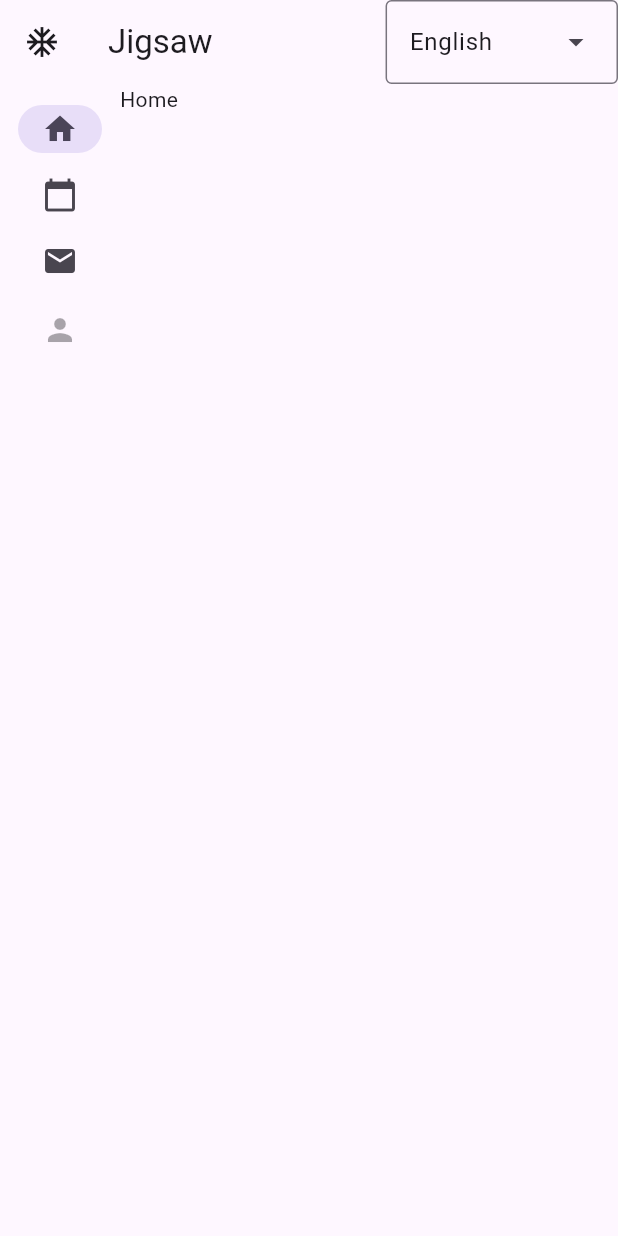
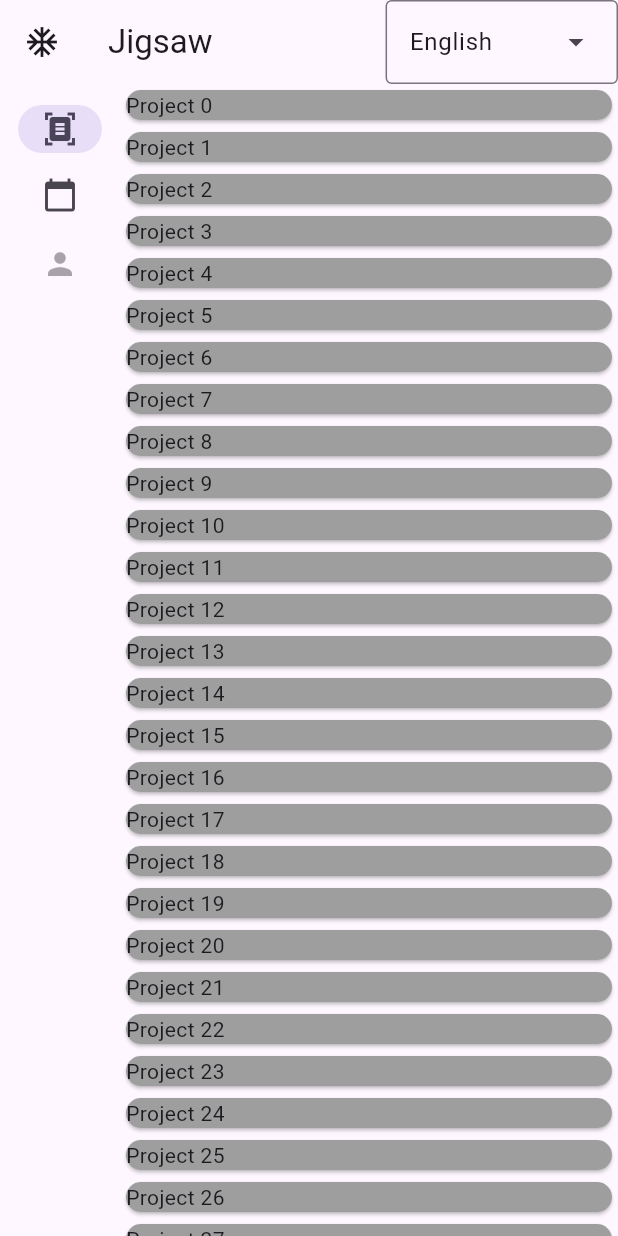
Before and after one commit to Ilase/jigsaw-client, a Flutter app: the screen it shows after launch, on a phone screen of 412 x 824 dp. Run offline on Flutter 3.47's test engine with Material 3 defaults, Android fonts, the phone set to English and light mode, and no system bars; our stand-ins replace bloc, dio, equatable, flutter_bloc, flutter_secure_storage, shared_preferences; missing offline and left inert: tab_container.

Commit message:
change direction

```diff
--- a/lib/features/home/home_page.dart
+++ b/lib/features/home/home_page.dart
@@ -2,6 +2,8 @@ import 'package:flutter/material.dart';
 import 'package:flutter/rendering.dart';
 import 'package:flutter_bloc/flutter_bloc.dart';
 import 'package:jigsaw_client/domain/locale/locale_bloc.dart';
+import 'package:jigsaw_client/features/home/views/project_calendar_view.dart';
+import 'package:jigsaw_client/features/home/views/project_view.dart';
 import 'package:jigsaw_client/utils/l10n/arb/app_localizations.dart';
 
 class HomePage extends StatefulWidget {
@@ -15,11 +17,9 @@ class _HomePageState extends State<HomePage> with TickerProviderStateMixin {
   late PageController _pageController;
   int _selectedIndex = 0;
   bool _isExpanded = false;
-  final List<Widget> _destinations = [
-    Text('Home'),
-    Text('Calendar'),
-    Text('Email'),
-  ];
+
+  ///List of destinations of board
+  final List<Widget> _destinations = [ProjectView(), ProjectCalendarView()];
 
   @override
   void initState() {
@@ -75,14 +75,13 @@ class _HomePageState extends State<HomePage> with TickerProviderStateMixin {
       },
 
       destinations: [
-        NavigationRailDestination(icon: Icon(Icons.home), label: Text('Home')),
+        NavigationRailDestination(
+          icon: Icon(Icons.document_scanner),
+          label: Text('Projects'),
+        ),
         NavigationRailDestination(
           icon: Icon(Icons.calendar_today),
-          label: Text('Calendar'),
-        ),
-        NavigationRailDestination(
-          icon: Icon(Icons.email),
-          label: Text('Email'),
+          label: Text('Project calendar'),
         ),
       ],
       selectedIndex: _selectedIndex,
--- /dev/null
+++ b/lib/features/home/views/project_view.dart
@@ -0,0 +1,35 @@
+import 'package:flutter/material.dart';
+import 'package:jigsaw_client/features/project/project_page.dart';
+import 'package:jigsaw_client/utils/const/router/router.dart';
+
+/// List of project available for user
+class ProjectView extends StatefulWidget {
+  const ProjectView({super.key});
+
+  @override
+  State<ProjectView> createState() => _ProjectViewState();
+}
+
+class _ProjectViewState extends State<ProjectView> {
+  @override
+  Widget build(BuildContext context) {
+    return ListView.builder(
+      itemBuilder: (builder, index) {
+        return GestureDetector(
+          onTap: () {
+            Navigator.of(context).push(
+              buildRoute(
+                ProjectPage(),
+                RouteSettings(
+                  name: "/project/$index",
+                  arguments: {"project_id": index},
+                ),
+              ),
+            );
+          },
+          child: Card(color: Colors.grey, child: Text("Project $index")),
+        );
+      },
+    );
+  }
+}
--- a/pubspec.yaml
+++ b/pubspec.yaml
@@ -37,9 +37,13 @@ dependencies:
   # The following adds the Cupertino Icons font to your application.
   # Use with the CupertinoIcons class for iOS style icons.
   cupertino_icons: ^1.0.8
-  flutter_bloc: ^9.1.0
+  flutter_bloc: ^9.1.1
   equatable: ^2.0.7
   shared_preferences: ^2.5.3
+  tab_container: ^3.5.3
+  flutter_secure_storage: ^9.2.4
+  http: ^1.3.0
+  dio: ^5.8.0+1
 
 dev_dependencies:
   flutter_test:
```
Also changed, not shown: lib/core/data_repository.dart (added, +18 -0 lines), lib/domain/api/auth_repoository.dart (added, +84 -0 lines), lib/domain/api/data_bloc/data_bloc.dart (added, +40 -0 lines), lib/features/home/views/project_calendar_view.dart (added, +15 -0 lines), lib/features/project/project_page.dart (+46 -1 lines), lib/main.dart (+8 -0 lines), lib/core/data/repository/role_repository_impl.dart (added), lib/core/data/repository/user_repository_impl.dart (added), pubspec.lock, 5 other files.
